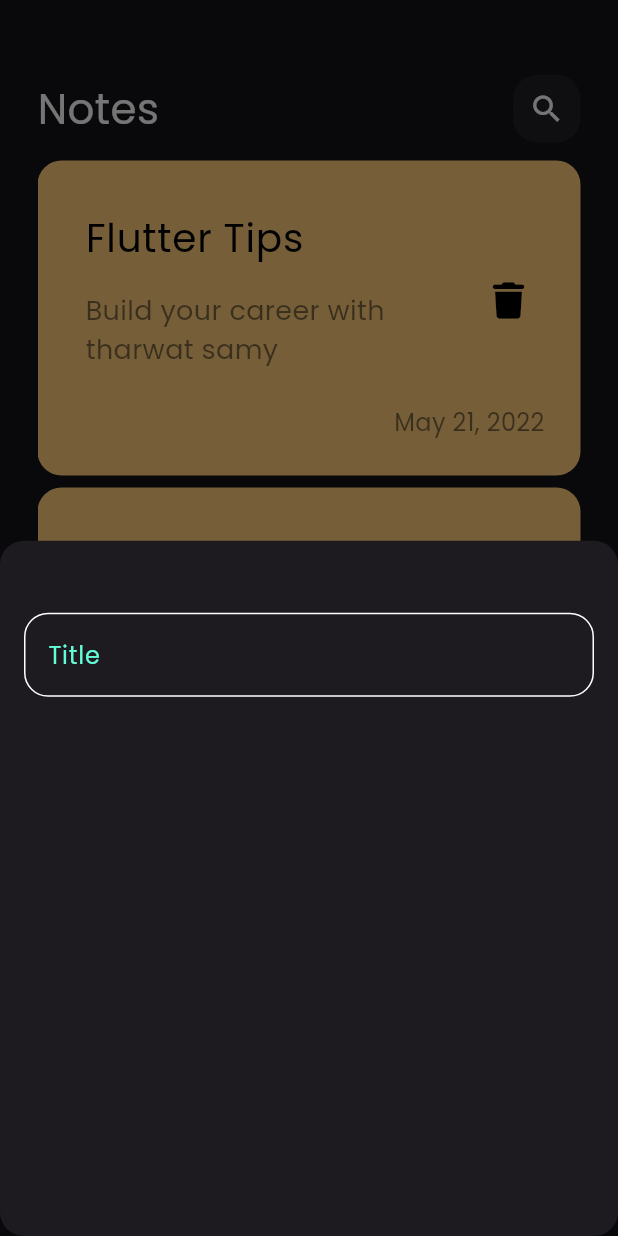
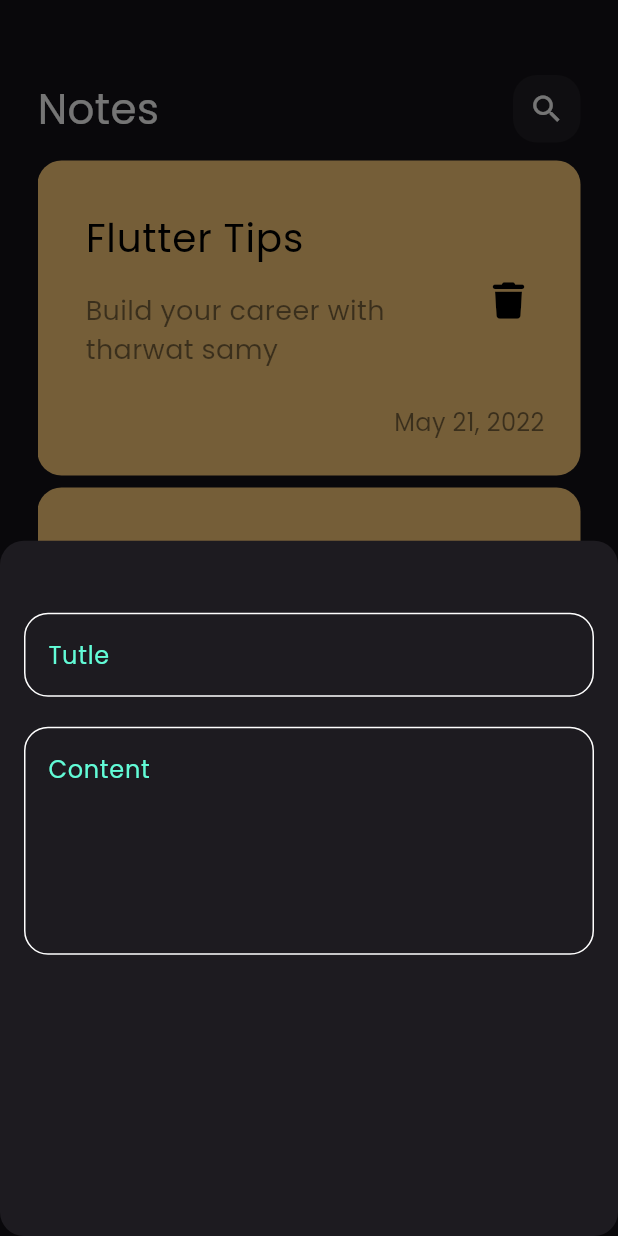
Before and after one commit to AbdallaElsayed244/notes_app, a Flutter app: the screen it shows after launch, after a tap on the "add" icon, on a phone screen of 412 x 824 dp. Run offline on Flutter 3.47's test engine with Material 3 defaults, Android fonts, the phone set to English and light mode, and no system bars; our stand-ins replace font_awesome_flutter.

Commit message:
added fields to bot sheet

```diff
--- a/lib/widgets/add_note_bottom_sheet.dart
+++ b/lib/widgets/add_note_bottom_sheet.dart
@@ -8,10 +8,17 @@ class AddNoteBottomSheet extends StatelessWidget {
   Widget build(BuildContext context) {
     return Padding(
       padding: const EdgeInsets.symmetric(horizontal: 16.0, vertical: 16.0),
-      child: const Column(
+      child: Column(
         children: [
-          SizedBox(height: 32),
-          CustomTextField(),
+          const SizedBox(height: 32),
+          CustomTextField(
+            hintText: 'Tutle',
+          ),
+          const SizedBox(height: 20),
+          CustomTextField(
+            hintText: 'Content',
+            maxLines: 5,
+          ),
         ],
       ),
     );
--- a/lib/widgets/custom_text_field.dart
+++ b/lib/widgets/custom_text_field.dart
@@ -2,17 +2,19 @@ import 'package:flutter/material.dart';
 import 'package:todo_app/constants.dart';
 
 class CustomTextField extends StatelessWidget {
-  const CustomTextField({super.key});
-
+  CustomTextField({super.key, required this.hintText, this.maxLines = 1});
+  final String hintText;
+  final int maxLines;
   @override
   Widget build(BuildContext context) {
     return TextField(
       cursorColor: primarycolor,
+      maxLines: maxLines,
       decoration: InputDecoration(
         border: getBorder(),
         enabledBorder: getBorder(),
         focusedBorder: getBorder(primarycolor),
-        hintText: 'Title',
+        hintText: hintText,
         hintStyle: const TextStyle(color: primarycolor),
       ),
     );
```
